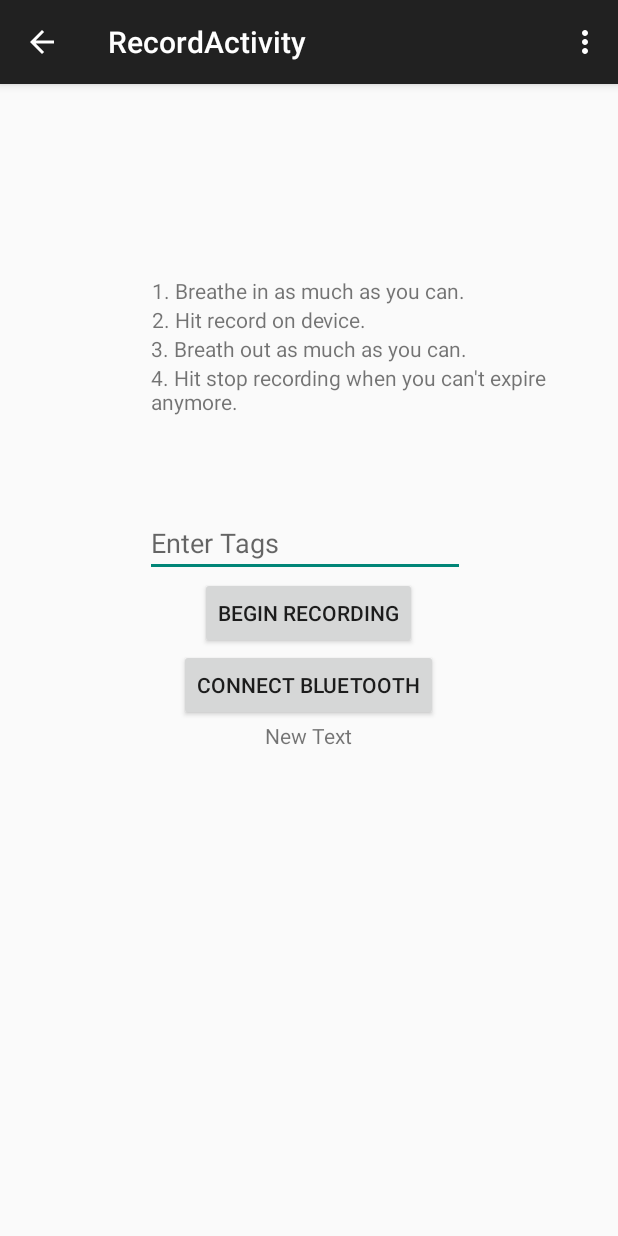
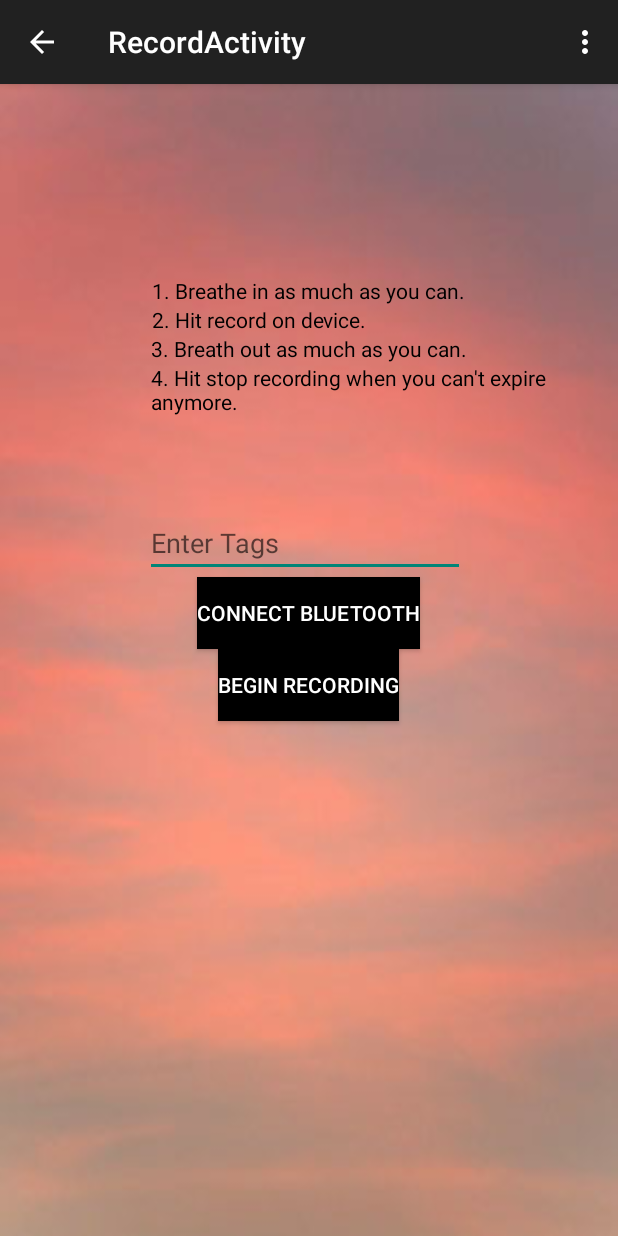
Before and after one commit to suyashkumar/OpenSpirometer, an Android app: the RecordActivity screen opened directly, with no data from a screen before it, on a phone screen of 412 x 824 dp. Run offline under Robolectric (Android 15) with nearby library versions, the phone set to English and light mode, and no system bars; 1 statement that could not run was skipped.

Commit message:
layout changes

```diff
--- a/Android/GraphTest2/app/src/main/res/layout/activity_record.xml
+++ b/Android/GraphTest2/app/src/main/res/layout/activity_record.xml
@@ -4,7 +4,8 @@
     android:paddingRight="@dimen/activity_horizontal_margin"
     android:paddingTop="@dimen/activity_vertical_margin"
     android:paddingBottom="@dimen/activity_vertical_margin"
-    tools:context="com.example.amyzhao.graphtest2.RecordActivity">
+    tools:context="com.example.amyzhao.graphtest2.RecordActivity"
+    android:background="@drawable/sunset">
 
 
     <TextView
@@ -13,7 +14,8 @@
         android:text="1. Breathe in as much as you can."
         android:id="@+id/line1"
         android:layout_centerHorizontal="true"
-        android:layout_marginTop="112dp" />
+        android:layout_marginTop="112dp"
+        android:textColor="#000" />
 
     <TextView
         android:layout_width="wrap_content"
@@ -21,7 +23,8 @@
         android:text="2. Hit record on device."
         android:id="@+id/line2"
         android:layout_below="@+id/line1"
-        android:layout_alignStart="@+id/line1" />
+        android:layout_alignStart="@+id/line1"
+        android:textColor="#000" />
 
     <TextView
         android:layout_width="wrap_content"
@@ -30,7 +33,8 @@
         android:id="@+id/line3"
         android:layout_below="@+id/line2"
         android:layout_centerVertical="true"
-        android:layout_centerHorizontal="true" />
+        android:layout_centerHorizontal="true"
+        android:textColor="#000" />
 
     <TextView
         android:layout_width="wrap_content"
@@ -39,16 +43,19 @@
         android:id="@+id/line4"
         android:layout_below="@+id/line3"
         android:layout_centerHorizontal="true"
-        android:layout_alignStart="@+id/line3"/>
+        android:layout_alignStart="@+id/line3"
+        android:textColor="#000" />
 
     <Button
         android:layout_width="wrap_content"
         android:layout_height="wrap_content"
         android:text="Begin Recording"
         android:id="@+id/startButton"
-        android:layout_below="@+id/tags"
+        android:onClick="record"
+        android:layout_below="@+id/connect"
         android:layout_centerHorizontal="true"
-        android:onClick="record" />
+        android:background="#000"
+        android:textColor="#fff" />
 
     <EditText
         android:layout_width="wrap_content"
@@ -59,15 +66,18 @@
         android:id="@+id/tags"
         android:layout_marginTop="62dp"
         android:layout_below="@+id/line4"
-        android:layout_alignEnd="@+id/line1" />
+        android:layout_alignEnd="@+id/line1"
+        android:textColor="#fff" />
 
     <Button
         android:layout_width="wrap_content"
         android:layout_height="wrap_content"
         android:text="Connect Bluetooth"
         android:id="@+id/connect"
-        android:layout_below="@+id/startButton"
-        android:layout_centerHorizontal="true" />
+        android:layout_below="@+id/tags"
+        android:layout_centerHorizontal="true"
+        android:background="#000"
+        android:textColor="#fff" />
 
     <TextView
         android:layout_width="wrap_content"
```
Also changed, not shown: Android/GraphTest2/app/src/main/res/layout/activity_graph.xml (+8 -3 lines), Android/GraphTest2/app/src/main/res/layout/activity_results.xml (+27 -12 lines), Android/GraphTest2/app/src/main/res/layout/activity_user_sign_in.xml (+13 -5 lines), Android/GraphTest2/app/src/main/ic_launcher-web.png (added), Android/GraphTest2/app/src/main/res/drawable/running.jpg (added), Android/GraphTest2/app/src/main/res/drawable/sunset copy.jpg (added), Android/GraphTest2/app/src/main/res/drawable/sunset.jpg (added), Android/GraphTest2/app/src/main/res/mipmap-hdpi/ic_launcher.png, Android/GraphTest2/app/src/main/res/mipmap-mdpi/ic_launcher.png, Android/GraphTest2/app/src/main/res/mipmap-xhdpi/ic_launcher.png, Android/GraphTest2/app/src/main/res/mipmap-xxhdpi/ic_launcher.png, Android/GraphTest2/app/src/main/res/mipmap-xxxhdpi/ic_launcher.png (added), 3 other files.
